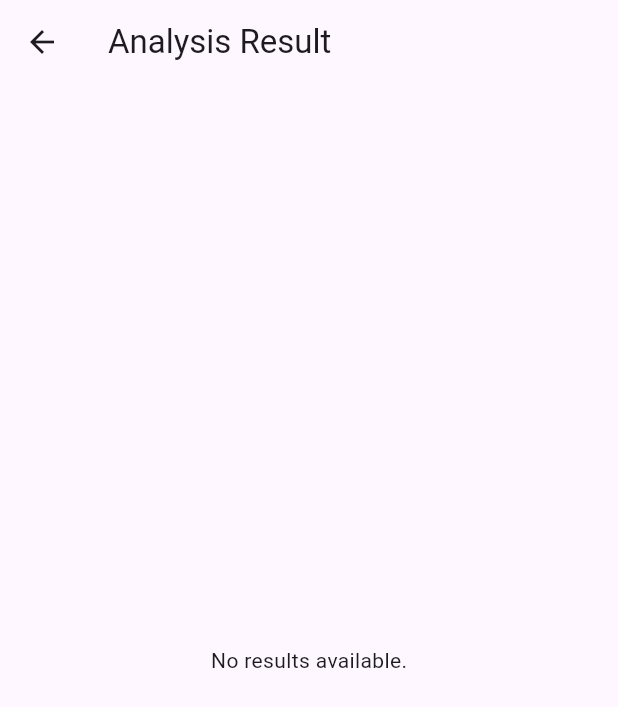
After one commit to MrChahine/ScanCan, a Flutter app: the ResultScreen screen opened directly, on a phone screen of 412 x 824 dp. The commit adds this screen. Shown: the top 707 px of the screen. Run offline on Flutter 3.47's test engine with Material 3 defaults, Android fonts, the light colour scheme and no system bars; our stand-ins replace flutter_svg, image_picker; missing offline and left inert: tflite_v2.

Commit message:
ftlite problem commit

```diff
--- /dev/null
+++ b/assets/models/labels.txt
@@ -0,0 +1,2 @@
+Benign
+Malignant
--- /dev/null
+++ b/lib/Pages/Result.dart
@@ -0,0 +1,28 @@
+import 'package:flutter/material.dart';
+
+class ResultScreen extends StatelessWidget {
+  final List<dynamic>? outputs;
+
+  const ResultScreen({super.key, this.outputs});
+
+  @override
+  Widget build(BuildContext context) {
+    return Scaffold(
+      appBar: AppBar(title: const Text("Analysis Result")),
+      body: outputs != null
+          ? ListView.builder(
+              itemCount: outputs!.length,
+              itemBuilder: (context, index) {
+                return ListTile(
+                  title: Text(outputs![index]["label"]),
+                  subtitle: Text(
+                      "Confidence: ${(outputs![index]["confidence"] * 100).toStringAsFixed(2)}%"),
+                );
+              },
+            )
+          : const Center(
+              child: Text("No results available."),
+            ),
+    );
+  }
+}
--- a/pubspec.yaml
+++ b/pubspec.yaml
@@ -35,7 +35,7 @@ dependencies:
   # The following adds the Cupertino Icons font to your application.
   # Use with the CupertinoIcons class for iOS style icons.
   cupertino_icons: ^1.0.8
-  tflite_flutter: ^0.11.0
+  tflite_v2: ^1.0.0
 
 dev_dependencies:
   flutter_test:
@@ -66,6 +66,7 @@ flutter:
   assets:
     - assets/images/
     - assets/icons/
+    - assets/models/
 
   # An image asset can refer to one or more resolution-specific "variants", see
   # https://flutter.dev/to/resolution-aware-images
```
Also changed, not shown: lib/Pages/Camera.dart (+59 -13 lines), pubspec.lock, 5 other files.
